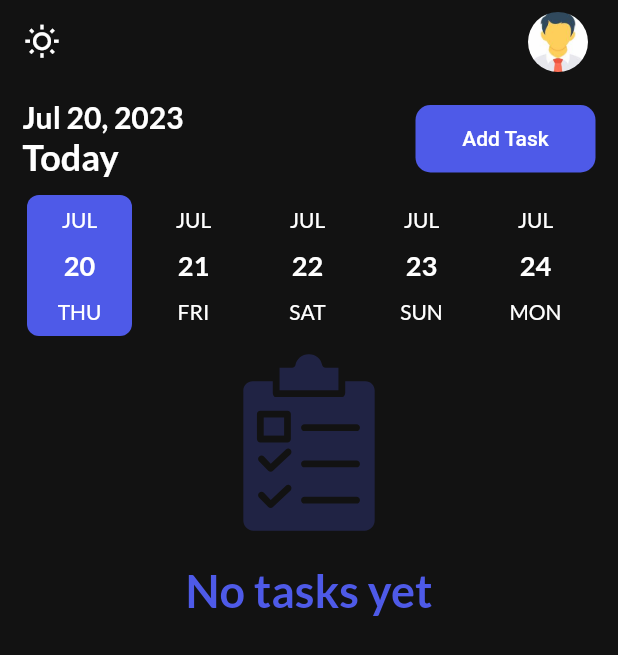
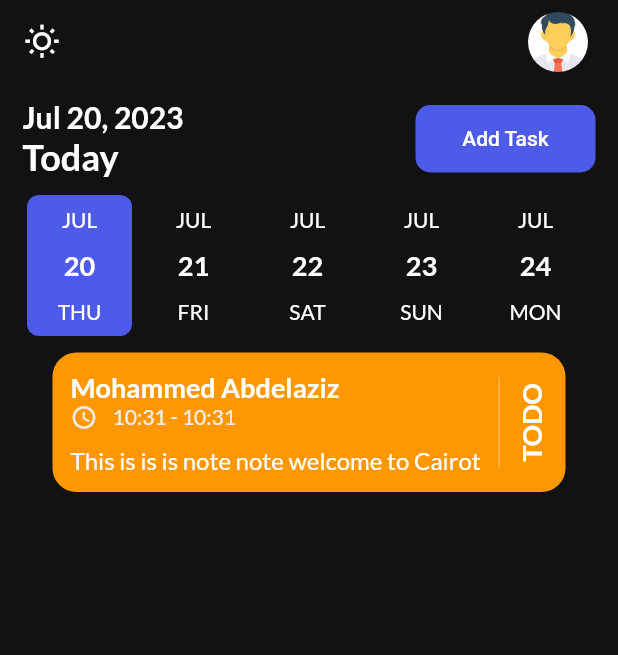
Before and after one commit to MoAdelDev/todo_app, a Flutter app: the screen it shows after launch, after a tap on the "nightlight round" icon, on a phone screen of 412 x 824 dp. Shown: the top 655 px of the screen. Run offline on Flutter 3.47's test engine with Material 2 defaults, Android fonts, the phone set to English and light mode, and no system bars; drawn by our look-alikes of animated_text_kit, date_picker_timeline; our stand-ins replace bloc, equatable, flutter_bloc, flutter_local_notifications, flutter_staggered_animations, flutter_svg and 6 more.

Commit message:
Display tasks

```diff
--- a/lib/core/services/notification_service.dart
+++ b/lib/core/services/notification_service.dart
@@ -1,18 +1,25 @@
 import 'package:flutter/material.dart';
 import 'package:flutter_local_notifications/flutter_local_notifications.dart';
 import 'package:get/get.dart';
+import 'package:rxdart/rxdart.dart';
 
 import 'package:timezone/data/latest_all.dart' as tz;
 import 'package:timezone/timezone.dart' as tz;
 import 'package:todo/todo/presentation/screens/notifications_screen.dart';
 
+import '../../todo/domain/entities/task.dart';
+
 class NotificationsService {
   FlutterLocalNotificationsPlugin flutterLocalNotificationsPlugin =
       FlutterLocalNotificationsPlugin();
 
+  final BehaviorSubject<String> selectNotificationSubject =
+      BehaviorSubject<String>();
+
   Future init() async {
     tz.initializeTimeZones();
-    //tz.setLocalLocation(tz.getLocation(timeZoneName));
+    _configureSelectNotificationSubject();
+    await _configureLocalTimeZone();
 
     AndroidInitializationSettings initializationSettingsAndroid =
         const AndroidInitializationSettings('appicon');
@@ -35,9 +42,7 @@ class NotificationsService {
       if (response.payload != null) {
         debugPrint('notification payload:${response.payload}');
       }
-      await Get.to(NotificationsScreen(
-        payload: '${response.payload}',
-      ));
+      selectNotificationSubject.add('${response.payload}');
     });
   }
 
@@ -74,19 +79,34 @@ class NotificationsService {
     );
   }
 
-  scheduledNotification({required title, required body}) async {
+  scheduledNotification(int hour, int minutes, Task task) async {
     await flutterLocalNotificationsPlugin.zonedSchedule(
-        0,
-        title,
-        body,
-        tz.TZDateTime.now(tz.local).add(const Duration(seconds: 5)),
-        const NotificationDetails(
-            android: AndroidNotificationDetails(
-                'your channel id', 'your channel name',
-                channelDescription: 'your channel description')),
-        androidScheduleMode: AndroidScheduleMode.exactAllowWhileIdle,
-        uiLocalNotificationDateInterpretation:
-            UILocalNotificationDateInterpretation.absoluteTime);
+      task.id,
+      task.title,
+      task.note,
+      //tz.TZDateTime.now(tz.local).add(const Duration(seconds: 5)),
+      _nextInstanceOfTenAM(hour, minutes),
+      const NotificationDetails(
+        android: AndroidNotificationDetails(
+          'your channel id',
+          'your channel name',
+        ),
+      ),
+      uiLocalNotificationDateInterpretation:
+          UILocalNotificationDateInterpretation.absoluteTime,
+      matchDateTimeComponents: DateTimeComponents.time,
+      payload: '${task.title}|${task.note}|${task.startTime}|',
+    );
+  }
+
+  tz.TZDateTime _nextInstanceOfTenAM(int hour, int minutes) {
+    final tz.TZDateTime now = tz.TZDateTime.now(tz.local);
+    tz.TZDateTime scheduledDate =
+        tz.TZDateTime(tz.local, now.year, now.month, now.day, hour, minutes);
+    if (scheduledDate.isBefore(now)) {
+      scheduledDate = scheduledDate.add(const Duration(days: 1));
+    }
+    return scheduledDate;
   }
 
   void onDidReceiveLocalNotification(
@@ -96,4 +116,19 @@ class NotificationsService {
       Text(body ?? ''),
     );
   }
+
+  void _configureSelectNotificationSubject() {
+    selectNotificationSubject.stream.listen((String payload) async {
+      debugPrint('My payload is $payload');
+      await Get.to(() => NotificationsScreen(
+            payload: payload,
+          ));
+    });
+  }
+
+  Future<void> _configureLocalTimeZone() async {
+    tz.initializeTimeZones();
+    final String timeZoneName = DateTime.now().timeZoneName;
+    tz.setLocalLocation(tz.getLocation(timeZoneName));
+  }
 }
--- a/lib/core/style/themes.dart
+++ b/lib/core/style/themes.dart
@@ -97,7 +97,7 @@ class Themes {
 
   static TextStyle get body2Style => GoogleFonts.lato(
         textStyle: TextStyle(
-          fontSize: 14,
+          fontSize: 10,
           fontWeight: FontWeight.w400,
           color: MyApp.isDark ? Colors.grey : Colors.black,
         ),
--- a/lib/main.dart
+++ b/lib/main.dart
@@ -24,7 +24,7 @@ class MyApp extends StatelessWidget {
   @override
   Widget build(BuildContext context) {
     return BlocProvider(
-      create: (context) => HomeBloc(),
+      create: (context) => HomeBloc()..add(HomeGetTasksEvent()),
       child: BlocBuilder<HomeBloc, HomeState>(
         builder: (context, state) {
           return GetMaterialApp(
--- a/lib/todo/domain/entities/task.dart
+++ b/lib/todo/domain/entities/task.dart
@@ -2,6 +2,7 @@ import 'package:equatable/equatable.dart';
 import 'package:flutter/material.dart';
 
 class Task extends Equatable {
+  final int id;
   final String title;
   final String note;
   final bool isCompleted;
@@ -10,6 +11,7 @@ class Task extends Equatable {
   final Color color;
 
   const Task(
+    this.id,
     this.title,
     this.note,
     this.isCompleted,
@@ -20,6 +22,7 @@ class Task extends Equatable {
 
   @override
   List<Object?> get props => [
+        id,
         title,
         note,
         isCompleted,
--- a/lib/todo/presentation/controller/home/home_bloc.dart
+++ b/lib/todo/presentation/controller/home/home_bloc.dart
@@ -2,6 +2,8 @@ import 'dart:async';
 
 import 'package:bloc/bloc.dart';
 import 'package:equatable/equatable.dart';
+import 'package:flutter/material.dart';
+import 'package:intl/intl.dart';
 import 'package:todo/core/services/cache_service.dart';
 import 'package:todo/main.dart';
 import 'package:todo/todo/domain/entities/task.dart';
@@ -13,6 +15,7 @@ class HomeBloc extends Bloc<HomeBaseEvent, HomeState> {
   HomeBloc() : super(const HomeState()) {
     on<HomeChnageThemeModeEvent>(_changeThemeMode);
     on<HomeChangeDateTimeEvent>(_changeDateTime);
+    on<HomeGetTasksEvent>(_getTasks);
   }
 
   FutureOr<void> _changeThemeMode(
@@ -26,4 +29,22 @@ class HomeBloc extends Bloc<HomeBaseEvent, HomeState> {
       HomeChangeDateTimeEvent event, Emitter<HomeState> emit) {
     emit(state.copywith(dateTime: event.dateTime));
   }
+
+  FutureOr<void> _getTasks(HomeGetTasksEvent event, Emitter<HomeState> emit) {
+    emit(state.copywith(tasks: [
+      Task(
+        1,
+        'Mohammed Abdelaziz ',
+        'This is is is note note welcome to Cairot',
+        false,
+        DateFormat('hh:mm')
+            .format(DateTime.now().add(const Duration(minutes: 1)))
+            .toString(),
+        DateFormat('hh:mm')
+            .format(DateTime.now().add(const Duration(minutes: 1)))
+            .toString(),
+        Colors.orange,
+      ),
+    ]));
+  }
 }
--- a/lib/todo/presentation/controller/home/home_event.dart
+++ b/lib/todo/presentation/controller/home/home_event.dart
@@ -14,3 +14,7 @@ class HomeChangeDateTimeEvent extends HomeBaseEvent {
 
   const HomeChangeDateTimeEvent(this.dateTime);
 }
+
+class HomeShowBottomSheetEvent extends HomeBaseEvent {}
+
+class HomeGetTasksEvent extends HomeBaseEvent {}
--- a/lib/todo/presentation/controller/home/home_state.dart
+++ b/lib/todo/presentation/controller/home/home_state.dart
@@ -4,22 +4,32 @@ class HomeState extends Equatable {
   final bool isDark;
   final DateTime? dateTime;
   final List<Task> tasks;
-  const HomeState({this.isDark = false, this.dateTime, this.tasks = const []});
+  final bool isBottomSheetClosed;
+
+  const HomeState({
+    this.isDark = false,
+    this.dateTime,
+    this.tasks = const [],
+    this.isBottomSheetClosed = true,
+  });
 
   HomeState copywith({
     bool? isDark,
     DateTime? dateTime,
     List<Task>? tasks,
+    bool? isBottomSheetClosed,
   }) =>
       HomeState(
         isDark: isDark ?? this.isDark,
         dateTime: dateTime ?? this.dateTime,
         tasks: tasks ?? this.tasks,
+        isBottomSheetClosed: isBottomSheetClosed ?? this.isBottomSheetClosed,
       );
   @override
   List<Object> get props => [
         isDark,
         dateTime ?? DateTime.now(),
         tasks,
+        isBottomSheetClosed,
       ];
 }
--- a/lib/todo/presentation/screens/home_screen.dart
+++ b/lib/todo/presentation/screens/home_screen.dart
@@ -21,6 +21,7 @@ class _HomeScreenState extends State<HomeScreen> {
   @override
   void initState() {
     super.initState();
+
     notificationsService = NotificationsService();
     notificationsService.init();
     notificationsService.requestIosPermision();
@@ -36,10 +37,6 @@ class _HomeScreenState extends State<HomeScreen> {
             leading: IconButton(
               onPressed: () async {
                 context.read<HomeBloc>().add(HomeChnageThemeModeEvent());
-                notificationsService.displayNotification(
-                    title: 'Hello World', body: 'Hello');
-                notificationsService.scheduledNotification(
-                    title: 'Hello World', body: 'Hello');
               },
               icon: Icon(
                 MyApp.isDark
@@ -58,25 +55,28 @@ class _HomeScreenState extends State<HomeScreen> {
               )
             ],
           ),
-          body: const SizedBox(
+          body: SizedBox(
             width: double.infinity,
             height: double.infinity,
             child: Padding(
-              padding: EdgeInsets.symmetric(
+              padding: const EdgeInsets.symmetric(
                 horizontal: 15.0,
                 vertical: 10.0,
               ),
               child: Column(
                 children: [
-                  AddTaskBarWidget(),
-                  SizedBox(
+                  const AddTaskBarWidget(),
+                  const SizedBox(
                     height: 8.0,
                   ),
-                  AddDateBarWidget(),
-                  SizedBox(
+                  const AddDateBarWidget(),
+                  const SizedBox(
                     height: 8.0,
                   ),
-                  Expanded(child: TasksWidget()),
+                  Expanded(
+                      child: TasksWidget(
+                    notificationsService: notificationsService,
+                  )),
                 ],
               ),
             ),
--- /dev/null
+++ b/lib/todo/presentation/widgets/no_tasks_widget.dart
@@ -0,0 +1,66 @@
+import 'package:animated_text_kit/animated_text_kit.dart';
+import 'package:flutter/material.dart';
+import 'package:flutter_svg/svg.dart';
+import 'package:todo/core/style/colors.dart';
+
+import '../../../core/style/themes.dart';
+import '../../../main.dart';
+
+class NoTasksWidget extends StatelessWidget {
+  const NoTasksWidget({super.key});
+
+  @override
+  Widget build(BuildContext context) {
+    return Stack(
+      children: [
+        AnimatedPositioned(
+          duration: const Duration(milliseconds: 2000),
+          child: SingleChildScrollView(
+            physics: const BouncingScrollPhysics(),
+            child: Wrap(
+              alignment: WrapAlignment.center,
+              crossAxisAlignment: WrapCrossAlignment.center,
+              direction:
+                  MediaQuery.orientationOf(context) == Orientation.landscape
+                      ? Axis.horizontal
+                      : Axis.vertical,
+              children: [
+                SvgPicture.asset(
+                  'assets/images/task.svg',
+                  // ignore: deprecated_member_use
+                  color: MyApp.isDark
+                      ? AppColor.primaryColor.withAlpha(60)
+                      : AppColor.primaryColor.withOpacity(0.5),
+                  width: 120.0,
+                  height: 120.0,
+                ),
+                const SizedBox(
+                  height: 20.0,
+                ),
+                AnimatedTextKit(
+                  animatedTexts: [
+                    ColorizeAnimatedText(
+                      'No tasks yet',
+                      textStyle: Themes.headingStyle.copyWith(
+                        fontSize: 30,
+                      ),
+                      colors: [
+                        Theme.of(context).colorScheme.primary,
+                        Theme.of(context).colorScheme.primaryContainer,
+                        Theme.of(context).colorScheme.secondary,
+                        Theme.of(context).colorScheme.secondaryContainer,
+                        Theme.of(context).colorScheme.error,
+                      ],
+                    ),
+                  ],
+                  repeatForever: true,
+                  isRepeatingAnimation: true,
+                ),
+              ],
+            ),
+          ),
+        ),
+      ],
+    );
+  }
+}
--- /dev/null
+++ b/lib/todo/presentation/widgets/task_tile.dart
@@ -0,0 +1,83 @@
+import 'package:flutter/material.dart';
+import 'package:todo/core/style/themes.dart';
+import 'package:todo/todo/domain/entities/task.dart';
+
+class TaskTile extends StatelessWidget {
+  final Task task;
+  const TaskTile({super.key, required this.task});
+
+  @override
+  Widget build(BuildContext context) {
+    return InkWell(
+      onTap: () {},
+      child: Padding(
+        padding: const EdgeInsets.symmetric(horizontal: 20),
+        child: Container(
+          padding: const EdgeInsets.all(12.0),
+          decoration: BoxDecoration(
+            color: task.color,
+            borderRadius: BorderRadius.circular(16),
+          ),
+          child: Row(
+            children: [
+              Expanded(
+                child: SingleChildScrollView(
+                  child: Column(
+                    crossAxisAlignment: CrossAxisAlignment.start,
+                    children: [
+                      Text(
+                        task.title,
+                        style: Themes.titleStyle.copyWith(color: Colors.white),
+                      ),
+                      Row(
+                        crossAxisAlignment: CrossAxisAlignment.center,
+                        children: [
+                          Icon(
+                            Icons.access_time_rounded,
+                            color: Colors.grey[200],
+                            size: 18.0,
+                          ),
+                          const SizedBox(
+                            width: 10.0,
+                          ),
+                          Text(
+                            '${task.startTime} - ${task.endTime}',
+                            style: Themes.bodyStyle
+                                .copyWith(color: Colors.grey[200]),
+                          ),
+                        ],
+                      ),
+                      const SizedBox(
+                        height: 10.0,
+                      ),
+                      Text(
+                        task.note,
+                        style:
+                            Themes.subTitleStyle.copyWith(color: Colors.white),
+                      ),
+                    ],
+                  ),
+                ),
+              ),
+              Container(
+                margin: const EdgeInsets.symmetric(horizontal: 10.0),
+                width: 0.5,
+                height: 60,
+                color: Colors.grey[200]!.withOpacity(0.7),
+              ),
+              RotatedBox(
+                quarterTurns: 3,
+                child: Text(
+                  task.isCompleted ? 'Completed' : 'TODO',
+                  style: Themes.titleStyle.copyWith(
+                    color: Colors.white,
+                  ),
+                ),
+              ),
+            ],
+          ),
+        ),
+      ),
+    );
+  }
+}
--- a/lib/todo/presentation/widgets/tasks_widget.dart
+++ b/lib/todo/presentation/widgets/tasks_widget.dart
@@ -1,73 +1,44 @@
-import 'package:animated_text_kit/animated_text_kit.dart';
 import 'package:flutter/material.dart';
 import 'package:flutter_bloc/flutter_bloc.dart';
-import 'package:flutter_svg/flutter_svg.dart';
-import 'package:todo/core/style/colors.dart';
-import 'package:todo/core/style/themes.dart';
-import 'package:todo/main.dart';
+import 'package:flutter_staggered_animations/flutter_staggered_animations.dart';
+import 'package:todo/core/services/notification_service.dart';
 import 'package:todo/todo/presentation/controller/home/home_bloc.dart';
+import 'package:todo/todo/presentation/widgets/task_tile.dart';
 
 class TasksWidget extends StatelessWidget {
-  const TasksWidget({super.key});
+  final NotificationsService notificationsService;
+  const TasksWidget({
+    super.key,
+    required this.notificationsService,
+  });
 
   @override
   Widget build(BuildContext context) {
     return BlocBuilder<HomeBloc, HomeState>(
       builder: (context, state) {
-        if (state.tasks.isEmpty) {
-          return Stack(
-            children: [
-              AnimatedPositioned(
-                duration: const Duration(milliseconds: 2000),
-                child: SingleChildScrollView(
-                  physics: const BouncingScrollPhysics(),
-                  child: Wrap(
-                    alignment: WrapAlignment.center,
-                    crossAxisAlignment: WrapCrossAlignment.center,
-                    direction: MediaQuery.orientationOf(context) ==
-                            Orientation.landscape
-                        ? Axis.horizontal
-                        : Axis.vertical,
-                    children: [
-                      SvgPicture.asset(
-                        'assets/images/task.svg',
-                        // ignore: deprecated_member_use
-                        color: MyApp.isDark
-                            ? AppColor.primaryColor.withAlpha(60)
-                            : AppColor.primaryColor.withOpacity(0.5),
-                        width: 120.0,
-                        height: 120.0,
-                      ),
-                      const SizedBox(
-                        height: 20.0,
-                      ),
-                      AnimatedTextKit(
-                        animatedTexts: [
-                          ColorizeAnimatedText(
-                            'No tasks yet',
-                            textStyle: Themes.headingStyle.copyWith(
-                              fontSize: 30,
-                            ),
-                            colors: [
-                              Theme.of(context).colorScheme.primary,
-                              Theme.of(context).colorScheme.primaryContainer,
-                              Theme.of(context).colorScheme.secondary,
-                              Theme.of(context).colorScheme.secondaryContainer,
-                              Theme.of(context).colorScheme.error,
-                            ],
-                          ),
-                        ],
-                        repeatForever: true,
-                        isRepeatingAnimation: true,
-                      ),
-                    ],
-                  ),
-                ),
+        return ListView.separated(
+          physics: const BouncingScrollPhysics(),
+          itemBuilder: (context, index) {
+            var task = state.tasks[index];
+
+            notificationsService.scheduledNotification(
+              int.parse(task.startTime.toString().split(':')[0]),
+              int.parse(task.startTime.toString().split(':')[1]),
+              task,
+            );
+            return AnimationConfiguration.staggeredList(
+              position: index,
+              duration: const Duration(milliseconds: 1500),
+              child: FadeInAnimation(
+                child: TaskTile(task: state.tasks[index]),
               ),
-            ],
-          );
-        }
-        return Container();
+            );
+          },
+          separatorBuilder: (context, index) => const SizedBox(
+            height: 10.0,
+          ),
+          itemCount: state.tasks.length,
+        );
       },
     );
   }
--- a/pubspec.yaml
+++ b/pubspec.yaml
@@ -51,6 +51,8 @@ dependencies:
   shared_preferences: ^2.2.0
   animated_text_kit: ^4.2.2
   timezone: ^0.9.2
+  rxdart: ^0.27.7
+  flutter_timezone: ^1.0.7
 
 dev_dependencies:
   flutter_test:
```
Also changed, not shown: pubspec.lock.
